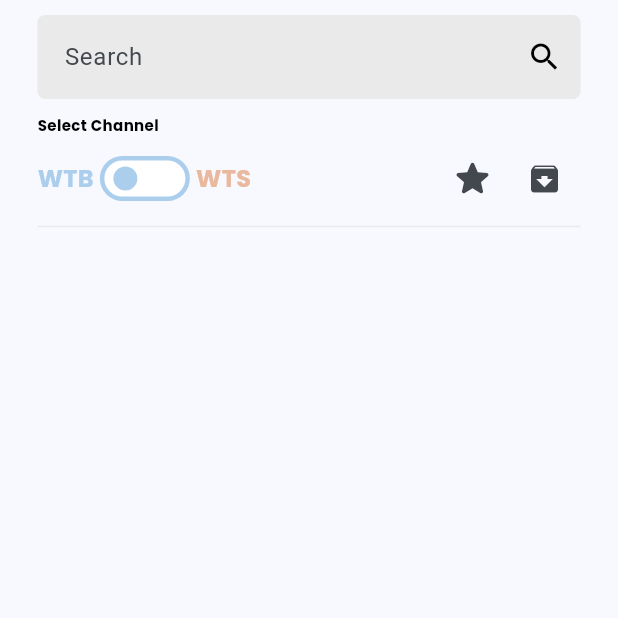
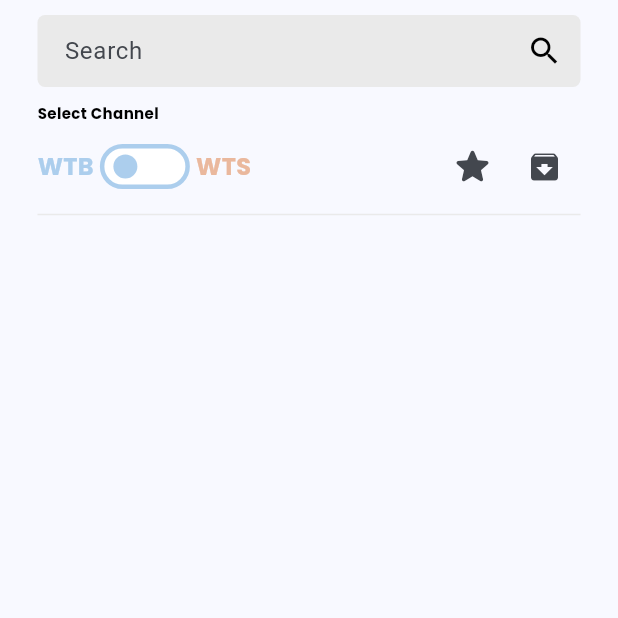
Before and after one commit to aakashstha/aikon, a Flutter app: the OfferForYou screen opened by its route, on a phone screen of 412 x 824 dp, the top half of it. Run offline on Flutter 3.47's test engine with Material 3 defaults, Android fonts, the phone set to English and light mode, and no system bars; drawn by our look-alikes of flutter_switch; our stand-ins replace cloud_firestore, country_picker, dropdown_textfield, firebase_auth, firebase_core, firebase_storage and 6 more; missing offline and left inert: adaptive_action_sheet, cometchat_calls_uikit, cometchat_chat_uikit, cometchat_sdk, country_flags; accounts and stored records are empty; statements that could not run were skipped.

Commit message:
files added

```diff
--- a/lib/screens/home/home_page_navigation.dart
+++ b/lib/screens/home/home_page_navigation.dart
@@ -84,12 +84,14 @@ class HomePageNavigationState extends State<HomePageNavigation> {
                           crossAxisAlignment: CrossAxisAlignment.start,
                           children: [
                             Text(
-                              _authController.user.value.fullName!,
+                              // _authController.user.value.fullName!,
+                              "Aakash Shrestha",
                               style: const TextStyle(
                                   fontSize: 20, color: AppColors.white),
                             ),
                             Text(
-                              _authController.user.value.phoneNum!,
+                              // _authController.user.value.phoneNum!,
+                              "9869265654",
                               style: const TextStyle(
                                   fontSize: 11, color: AppColors.white),
                             ),
--- a/lib/screens/home/offer_for_you.dart
+++ b/lib/screens/home/offer_for_you.dart
@@ -6,6 +6,7 @@ import 'package:aikon/controller/offer_controller.dart';
 import 'package:aikon/model/offer_model.dart';
 import 'package:country_flags/country_flags.dart';
 import 'package:flutter/material.dart';
+import 'package:flutter/widgets.dart';
 import 'package:flutter_switch/flutter_switch.dart';
 import 'package:get/get.dart';
 import 'package:google_fonts/google_fonts.dart';
@@ -56,39 +57,10 @@ class _OfferForYouState extends State<OfferForYou> {
                         children: [
                           // Testing Purposes buttons
 
-                          // TextButton(
-                          //   onPressed: () async {
-                          //     print(_authController.subChannels);
-                          //     // print(_authController.user.value.subChannels);
-                          //     // FirebaseOfferService.getAllOtherOffers();
-                          //     // var a1 = await StorageGetX.readFirebaseToken();
-                          //     // print(a1);
-                          //     // // new token every time
-                          //     // final user = FirebaseAuth.instance.currentUser;
-                          //     // var a = await user!.getIdToken();
-                          //     // var b = user.refreshToken;
-                          //     // print(a);
-                          //     // print(b);
-                          //     // print("object");
-                          //   },
-                          //   style: TextButton.styleFrom(
-                          //     foregroundColor: Colors.white,
-                          //     backgroundColor: AppColors.blueYonder,
-                          //     shape: RoundedRectangleBorder(
-                          //       borderRadius: BorderRadius.circular(0),
-                          //     ),
-                          //     textStyle: const TextStyle(
-                          //       fontWeight: FontWeight.w700,
-                          //     ),
-                          //   ),
-                          //   child: const Padding(
-                          //     padding: EdgeInsets.symmetric(horizontal: 28),
-                          //     child: Text("get token"),
-                          //   ),
-                          // ),
-
                           TextFormField(
                             decoration: InputDecoration(
+                              contentPadding: const EdgeInsets.symmetric(
+                                  vertical: 10.0, horizontal: 12.0),
                               prefix: const SizedBox(width: 2),
                               filled: true,
                               fillColor: AppColors.searchBackground,
```
Also changed, not shown: files/Flutter chat SDK.png (added), files/app_images aikon/1.png (added), files/app_images aikon/2.png (added), files/app_images aikon/3.png (added), files/app_images aikon/4.png (added), files/app_images aikon/5.png (added), files/app_images aikon/6.png (added), files/db_tables1.png (added), files/db_tables2.png (added), files/firebase.png (added), 4 other files.
